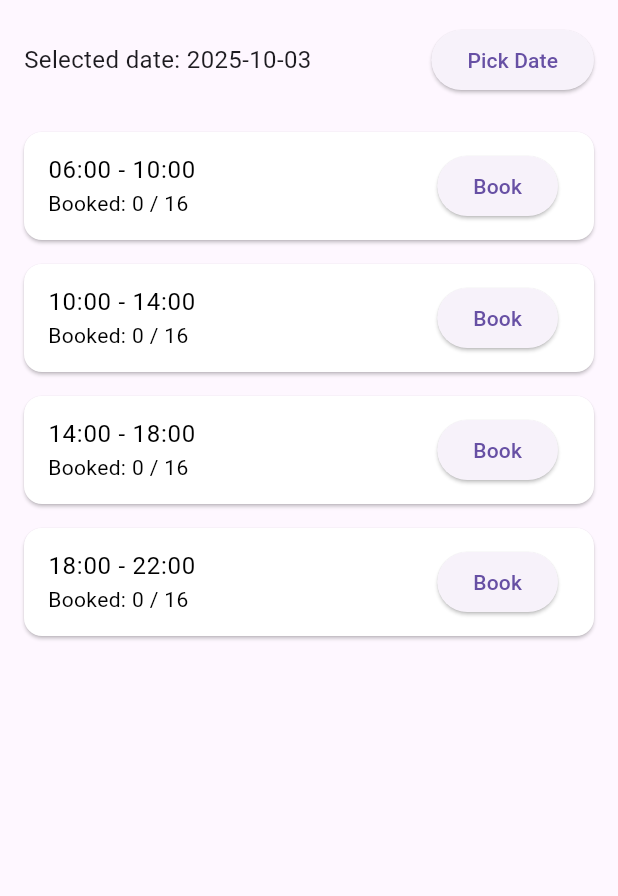
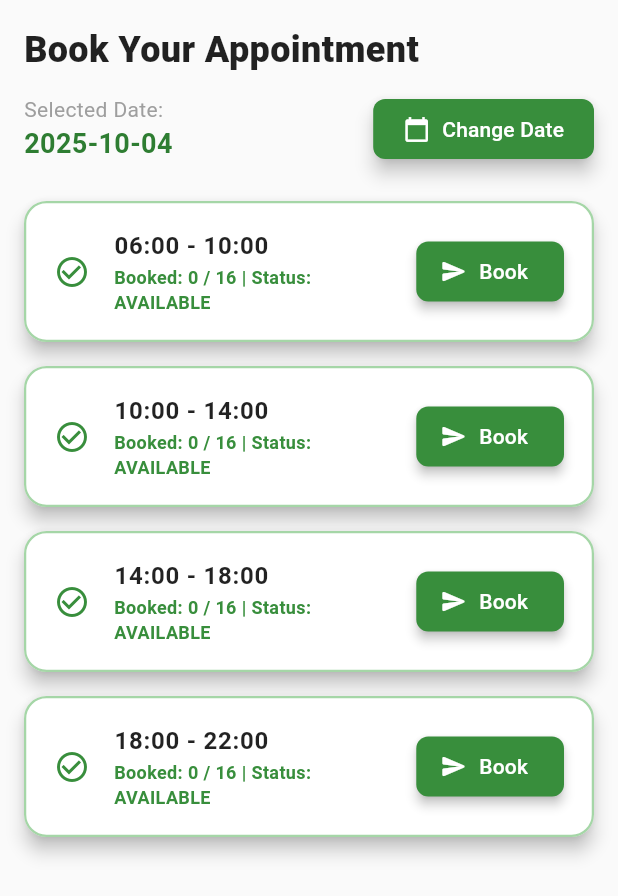
Before and after one commit to tcdctagoloan-png/tcdc-tagoloan, a Flutter app: the BookPage screen opened directly with empty values, on a phone screen of 412 x 824 dp. Shown: the top 896 px of the screen. Run offline on Flutter 3.47's test engine with Material 3 defaults, Android fonts, the light colour scheme and no system bars; our stand-ins replace cloud_firestore, firebase_auth, firebase_core, fl_chart, image_picker, printing and 2 more; accounts and stored records are empty.

Commit message:
webpage fixing!

```diff
--- a/lib/nurse/nurse_dashboard.dart
+++ b/lib/nurse/nurse_dashboard.dart
@@ -75,9 +75,12 @@ class _NurseDashboardState extends State<NurseDashboard> {
         .where('role', isEqualTo: 'patient')
         .get();
 
+    // Fetch appointments that are in the future or on the current day
+    DateTime startOfToday = DateTime(DateTime.now().year, DateTime.now().month, DateTime.now().day);
+
     final appointmentsSnapshot = await FirebaseFirestore.instance
         .collection('appointments')
-        .where('date', isGreaterThanOrEqualTo: DateTime.now())
+        .where('date', isGreaterThanOrEqualTo: startOfToday)
         .get();
 
     final allPatientIds = allPatientsSnapshot.docs.map((doc) => doc.id).toSet();
@@ -803,7 +806,9 @@ class _NurseDashboardState extends State<NurseDashboard> {
           ),
           Expanded(
             child: Container(
-              color: Colors.white,
+              // REMOVED CARD EFFECT: Match the background of the main content area
+              // to the Scaffold background (Colors.grey[100]).
+              color: Colors.grey[100],
               padding: const EdgeInsets.fromLTRB(28, 28, 28, 0),
               child: _pages[_currentIndex],
             ),
@@ -853,19 +858,25 @@ class _WebNavItem extends StatelessWidget {
                       color: Colors.white,
                       fontSize: 10,
                       fontWeight: FontWeight.bold),
+                  textAlign: TextAlign.center, // <-- CLOSING LINE
                 ),
               ),
             ),
         ],
       ),
-      title: Text(label,
-          style: TextStyle(
-            color: isSelected ? Colors.green : Colors.black54,
-            fontWeight: isSelected ? FontWeight.bold : FontWeight.normal,
-          )),
+      title: Text(
+        label,
+        style: TextStyle(
+          color: isSelected ? Colors.green : Colors.black87,
+          fontWeight: isSelected ? FontWeight.bold : FontWeight.w500,
+        ),
+      ),
       selected: isSelected,
-      selectedTileColor: Colors.green.withOpacity(0.1),
       onTap: () => onTap(index),
+      shape: RoundedRectangleBorder(
+        borderRadius: BorderRadius.circular(10),
+      ),
+      selectedTileColor: Colors.green.shade50,
     );
   }
 }
--- a/lib/patient/appointment_page.dart
+++ b/lib/patient/appointment_page.dart
@@ -45,8 +45,8 @@ class PatientAppointmentsPage extends StatelessWidget {
   bool _canCancel(DateTime appointmentDate) {
     final now = DateTime.now();
     // Allow cancellation if the appointment date is after today.
-    // In a real app, you might check if it's 24 hours in advance, but we'll use a simple day check here.
-    return appointmentDate.isAfter(now.subtract(const Duration(hours: 1)));
+    // We check if it is at least 1 hour in the future to allow for buffer.
+    return appointmentDate.isAfter(now.add(const Duration(hours: 1)));
   }
 
   @override
@@ -200,8 +200,9 @@ class _AppointmentList extends StatelessWidget {
 
             final appointmentDateTime = DateTime(date.year, date.month, date.day, _getSlotHour(slot));
 
+            // FIX: Changed _canCancel to canCancel to use the function passed via constructor.
             // Logic to determine if cancellation is possible
-            final canCancelAppointment = _canCancel(appointmentDateTime) && status != "cancelled" && status != "rejected";
+            final canCancelAppointment = canCancel(appointmentDateTime) && status != "cancelled" && status != "rejected";
 
             // Logic to determine if deletion (cleanup) is possible
             final canDelete = status == "cancelled" || appointmentDateTime.isBefore(DateTime.now());
@@ -327,6 +328,7 @@ class _AppointmentList extends StatelessWidget {
       ),
     );
     if (confirm == true) {
+      // Use the function passed in the constructor
       await cancelAppointment(appointmentId, nurseId, date, slot);
     }
   }
@@ -351,6 +353,7 @@ class _AppointmentList extends StatelessWidget {
       ),
     );
     if (confirm == true) {
+      // Use the function passed in the constructor
       await deleteAppointment(appointmentId, nurseId, date, slot);
     }
   }
--- a/lib/patient/book_page.dart
+++ b/lib/patient/book_page.dart
@@ -10,9 +10,10 @@ class BookPage extends StatefulWidget {
 }
 
 class _BookPageState extends State<BookPage> {
-  DateTime selectedDate = DateTime.now();
+  DateTime selectedDate = DateTime.now().add(const Duration(days: 1)); // Start with tomorrow's date
+  final int maxBeds = 16; // Maximum capacity of beds per time slot
 
-  final List<String> allSlots = [
+  final List<String> allSlots = const [
     "06:00 - 10:00",
     "10:00 - 14:00",
     "14:00 - 18:00",
@@ -23,8 +24,26 @@ class _BookPageState extends State<BookPage> {
     DateTime? picked = await showDatePicker(
       context: context,
       initialDate: selectedDate,
-      firstDate: DateTime.now(),
+      // User is only allowed to book appointments starting from tomorrow
+      firstDate: DateTime.now().add(const Duration(days: 1)),
       lastDate: DateTime.now().add(const Duration(days: 365)),
+      builder: (context, child) {
+        return Theme(
+          data: ThemeData.light().copyWith(
+            colorScheme: ColorScheme.light(
+              primary: Colors.green.shade700, // Header background color
+              onPrimary: Colors.white, // Header text color
+              onSurface: Colors.black87, // Body text color
+            ),
+            textButtonTheme: TextButtonThemeData(
+              style: TextButton.styleFrom(
+                foregroundColor: Colors.green.shade700, // Button text color
+              ),
+            ),
+          ),
+          child: child!,
+        );
+      },
     );
 
     if (picked != null && picked != selectedDate) {
@@ -45,6 +64,7 @@ class _BookPageState extends State<BookPage> {
           .get();
 
       if (existing.docs.isNotEmpty) {
+        if (!mounted) return;
         ScaffoldMessenger.of(context).showSnackBar(
           const SnackBar(content: Text('You already have an active booking')),
         );
@@ -76,10 +96,15 @@ class _BookPageState extends State<BookPage> {
         'createdAt': FieldValue.serverTimestamp(),
       });
 
+      if (!mounted) return;
       ScaffoldMessenger.of(context).showSnackBar(
-        SnackBar(content: Text('Successfully booked $slot')),
+        SnackBar(
+          content: Text('Successfully requested booking for $slot'),
+          backgroundColor: Colors.green,
+        ),
       );
     } catch (e) {
+      if (!mounted) return;
       ScaffoldMessenger.of(context).showSnackBar(
         SnackBar(content: Text('Error booking slot: $e')),
       );
@@ -95,188 +120,60 @@ class _BookPageState extends State<BookPage> {
     DateTime onlyDate =
     DateTime(selectedDate.year, selectedDate.month, selectedDate.day);
 
-    if (!_isWideScreen(context)) {
-      // === MOBILE VERSION ===
-      return Scaffold(
-        body: SafeArea(
+    final isWideScreen = _isWideScreen(context);
+
+    // Common Widget for the Header (Date Selection)
+    Widget dateHeader = Padding(
+      padding: EdgeInsets.symmetric(horizontal: isWideScreen ? 0 : 16.0, vertical: 16.0),
       child: Column(
+        crossAxisAlignment: CrossAxisAlignment.start,
         children: [
+          // Primary Title: "Book Your Appointment"
           Padding(
-                padding: const EdgeInsets.all(16.0),
-                child: Row(
+            padding: const EdgeInsets.only(bottom: 12.0),
+            child: Text(
+              "Book Your Appointment",
+              style: TextStyle(
+                fontSize: isWideScreen ? 28 : 24,
+                fontWeight: FontWeight.w900,
+                color: Colors.black87,
+              ),
+            ),
+          ),
+          Row(
             mainAxisAlignment: MainAxisAlignment.spaceBetween,
             children: [
+              Column(
+                crossAxisAlignment: CrossAxisAlignment.start,
+                children: [
+                  const Text("Selected Date:", style: TextStyle(fontSize: 14, color: Colors.grey)),
                   Text(
-                      "Selected date: ${selectedDate.toLocal().toString().split(' ')[0]}",
-                      style: const TextStyle(fontSize: 16),
-                    ),
-                    ElevatedButton(
-                      onPressed: _selectDate,
-                      child: const Text("Pick Date"),
+                    selectedDate.toLocal().toString().split(' ')[0],
+                    style: TextStyle(fontSize: isWideScreen ? 24 : 18, fontWeight: FontWeight.bold, color: Colors.green.shade800),
                   ),
                 ],
               ),
+              ElevatedButton.icon(
+                style: ElevatedButton.styleFrom(
+                  backgroundColor: Colors.green.shade700,
+                  foregroundColor: Colors.white,
+                  padding: const EdgeInsets.symmetric(horizontal: 20, vertical: 10),
+                  shape: RoundedRectangleBorder(borderRadius: BorderRadius.circular(8)),
+                  elevation: 5,
                 ),
-              Expanded(
-                // 1. Stream for Admin Session Disablement
-                child: StreamBuilder<QuerySnapshot>(
-                  stream: FirebaseFirestore.instance
-                      .collection('session')
-                  // Filter sessions for the selected date only
-                      .where('sessionDate', isEqualTo: Timestamp.fromDate(onlyDate))
-                      .snapshots(),
-                  builder: (context, sessionSnap) {
-                    if (sessionSnap.connectionState == ConnectionState.waiting) {
-                      return const Center(child: CircularProgressIndicator());
-                    }
-
-                    Map<String, bool> enabledMap =
-                    {for (var s in allSlots) s: true};
-
-                    // Check which slots the admin has explicitly disabled
-                    for (var doc in sessionSnap.data?.docs ?? []) {
-                      String slot = doc['slot'];
-                      bool enabled = doc['isActive'] ?? true;
-                      enabledMap[slot] = enabled;
-                    }
-
-                    // 2. Stream for Appointments Count
-                    return StreamBuilder<QuerySnapshot>(
-                      stream: FirebaseFirestore.instance
-                          .collection('appointments')
-                      // Filter appointments by date range (start of day to end of day)
-                          .where(
-                        'date',
-                        isGreaterThanOrEqualTo: Timestamp.fromDate(onlyDate),
-                      )
-                          .where(
-                        'date',
-                        isLessThan: Timestamp.fromDate(
-                          onlyDate.add(const Duration(days: 1)),
-                        ),
-                      )
-                      // Only count active appointments
-                          .where('status',
-                          whereIn: ['pending', 'approved', 'rescheduled'])
-                          .snapshots(),
-                      builder: (context, appSnap) {
-                        if (appSnap.connectionState ==
-                            ConnectionState.waiting) {
-                          return const Center(child: CircularProgressIndicator());
-                        }
-
-                        // Initialize counts for all slots
-                        Map<String, int> slotCounts =
-                        {for (var s in allSlots) s: 0};
-
-                        // Count active appointments per slot
-                        for (var doc in appSnap.data?.docs ?? []) {
-                          String bookedSlot = doc['slot'];
-                          if (slotCounts.containsKey(bookedSlot)) {
-                            slotCounts[bookedSlot] = slotCounts[bookedSlot]! + 1;
-                          }
-                        }
-
-                        return ListView.builder(
-                          itemCount: allSlots.length,
-                          itemBuilder: (context, index) {
-                            String slot = allSlots[index];
-                            int bookedCount = slotCounts[slot] ?? 0;
-
-                            // Check availability based on 16 bed limit
-                            bool slotFull = bookedCount >= 16;
-                            // Check availability based on Admin control
-                            bool adminDisabled = !(enabledMap[slot] ?? true);
-                            bool isAvailable = !slotFull && !adminDisabled;
-
-                            String tooltipMsg = '';
-                            if (slotFull) tooltipMsg = 'Slot is full';
-                            if (adminDisabled) tooltipMsg =
-                            'Slot disabled by admin';
-
-                            return Card(
-                              margin: const EdgeInsets.symmetric(
-                                  vertical: 8, horizontal: 16),
-                              color: isAvailable
-                                  ? Colors.white
-                                  : Colors.grey.shade300,
-                              child: ListTile(
-                                title: Text(
-                                  slot,
-                                  style: TextStyle(
-                                    color: isAvailable
-                                        ? Colors.black
-                                        : Colors.grey.shade600,
-                                  ),
-                                ),
-                                subtitle: Text(
-                                  "Booked: $bookedCount / 16",
-                                  style: TextStyle(
-                                    color: slotFull ? Colors.red : Colors.black,
-                                  ),
-                                ),
-                                trailing: isAvailable
-                                    ? ElevatedButton(
-                                  onPressed: () => _bookSlot(slot),
-                                  child: const Text("Book"),
-                                )
-                                    : Tooltip(
-                                  message: tooltipMsg,
-                                  child: Text(
-                                    "Unavailable",
-                                    style: TextStyle(
-                                        color: Colors.red,
-                                        fontWeight: FontWeight.bold),
-                                  ),
-                                ),
-                              ),
-                            );
-                          },
-                        );
-                      },
-                    );
-                  },
-                ),
+                onPressed: _selectDate,
+                icon: const Icon(Icons.calendar_today, size: 18),
+                label: const Text("Change Date"),
               ),
             ],
           ),
+        ],
       ),
     );
-    }
 
-    // === WEB VERSION ===
-    return Scaffold(
-      body: Container(
-        padding: const EdgeInsets.all(24),
-        decoration: const BoxDecoration(
-          gradient: LinearGradient(
-            colors: [Colors.white, Colors.greenAccent],
-            begin: Alignment.topLeft,
-            end: Alignment.bottomRight,
-          ),
-        ),
-        child: Column(
-          children: [
-            Padding(
-              padding: const EdgeInsets.all(16.0),
-              child: Row(
-                mainAxisAlignment: MainAxisAlignment.spaceBetween,
-                children: [
-                  Text(
-                    "Selected date: ${selectedDate.toLocal().toString().split(' ')[0]}",
-                    style: const TextStyle(fontSize: 20, fontWeight: FontWeight.bold),
-                  ),
-                  ElevatedButton(
-                    style: ElevatedButton.styleFrom(
-                      backgroundColor: Colors.green.shade700,
-                    ),
-                    onPressed: _selectDate,
-                    child: const Text("Pick Date"),
-                  ),
-                ],
-              ),
-            ),
-            Expanded(
+
+    // Common StreamBuilder Logic for Slot List
+    Widget slotList = Expanded(
       child: StreamBuilder<QuerySnapshot>(
         // 1. Stream for Admin Session Disablement
         stream: FirebaseFirestore.instance
@@ -285,11 +182,12 @@ class _BookPageState extends State<BookPage> {
             .snapshots(),
         builder: (context, sessionSnap) {
           if (sessionSnap.connectionState == ConnectionState.waiting) {
-                    return const Center(child: CircularProgressIndicator());
+            return const Center(child: CircularProgressIndicator(color: Colors.green));
           }
 
           Map<String, bool> enabledMap = {for (var s in allSlots) s: true};
 
+          // Check which slots the admin has explicitly disabled
           for (var doc in sessionSnap.data?.docs ?? []) {
             String slot = doc['slot'];
             bool enabled = doc['isActive'] ?? true;
@@ -314,12 +212,16 @@ class _BookPageState extends State<BookPage> {
                 whereIn: ['pending', 'approved', 'rescheduled'])
                 .snapshots(),
             builder: (context, appSnap) {
-                      if (appSnap.connectionState == ConnectionState.waiting) {
-                        return const Center(child: CircularProgressIndicator());
+              if (appSnap.connectionState ==
+                  ConnectionState.waiting) {
+                return const Center(child: CircularProgressIndicator(color: Colors.green));
               }
 
-                      Map<String, int> slotCounts = {for (var s in allSlots) s: 0};
+              // Initialize counts for all slots
+              Map<String, int> slotCounts =
+              {for (var s in allSlots) s: 0};
 
+              // Count active appointments per slot (LOGIC RETAINED)
               for (var doc in appSnap.data?.docs ?? []) {
                 String bookedSlot = doc['slot'];
                 if (slotCounts.containsKey(bookedSlot)) {
@@ -328,57 +230,86 @@ class _BookPageState extends State<BookPage> {
               }
 
               return ListView.builder(
+                padding: isWideScreen ? const EdgeInsets.all(16) : const EdgeInsets.symmetric(horizontal: 8),
                 itemCount: allSlots.length,
                 itemBuilder: (context, index) {
                   String slot = allSlots[index];
                   int bookedCount = slotCounts[slot] ?? 0;
 
-                          bool slotFull = bookedCount >= 16;
+                  // Check availability based on 16 bed limit (LOGIC RETAINED)
+                  bool slotFull = bookedCount >= maxBeds;
+                  // Check availability based on Admin control (LOGIC RETAINED)
                   bool adminDisabled = !(enabledMap[slot] ?? true);
                   bool isAvailable = !slotFull && !adminDisabled;
 
-                          String tooltipMsg = '';
-                          if (slotFull) tooltipMsg = 'Slot is full';
-                          if (adminDisabled) tooltipMsg = 'Slot disabled by admin';
+                  String statusText = '';
+                  Color statusColor = Colors.grey.shade500;
+                  Color cardColor = Colors.white;
+
+                  if (slotFull) {
+                    statusText = 'FULL';
+                    statusColor = Colors.red.shade700;
+                    cardColor = Colors.red.shade50;
+                  } else if (adminDisabled) {
+                    statusText = 'CLOSED';
+                    statusColor = Colors.orange.shade700;
+                    cardColor = Colors.orange.shade50;
+                  } else {
+                    statusText = 'AVAILABLE';
+                    statusColor = Colors.green.shade700;
+                    cardColor = Colors.white;
+                  }
+
 
                   return Card(
-                            margin: const EdgeInsets.symmetric(
-                                vertical: 8, horizontal: 16),
-                            elevation: 4,
+                    margin: const EdgeInsets.symmetric(vertical: 8, horizontal: 8),
+                    elevation: isAvailable ? 5 : 2,
                     shape: RoundedRectangleBorder(
-                                borderRadius: BorderRadius.circular(12)),
+                        borderRadius: BorderRadius.circular(15),
+                        side: BorderSide(color: isAvailable ? Colors.green.shade200 : cardColor, width: 1.5)
+                    ),
+                    color: cardColor,
                     child: ListTile(
+                      contentPadding: const EdgeInsets.symmetric(vertical: 10, horizontal: 20),
+                      leading: Icon(
+                        isAvailable ? Icons.check_circle_outline : Icons.event_busy,
+                        color: statusColor,
+                        size: isWideScreen ? 30 : 24,
+                      ),
                       title: Text(
                         slot,
                         style: TextStyle(
-                                  fontSize: 18,
-                                  color: isAvailable
-                                      ? Colors.black
-                                      : Colors.grey.shade600,
+                          fontSize: isWideScreen ? 20 : 16,
+                          fontWeight: FontWeight.bold,
+                          color: Colors.black87,
                         ),
                       ),
                       subtitle: Text(
-                                "Booked: $bookedCount / 16",
+                        "Booked: $bookedCount / $maxBeds | Status: $statusText",
                         style: TextStyle(
-                                  fontSize: 14,
-                                  color: slotFull ? Colors.red : Colors.black,
+                          fontSize: isWideScreen ? 14 : 12,
+                          color: statusColor,
+                          fontWeight: FontWeight.w600,
                         ),
                       ),
                       trailing: isAvailable
-                                  ? ElevatedButton(
+                          ? ElevatedButton.icon(
                         style: ElevatedButton.styleFrom(
                           backgroundColor: Colors.green.shade700,
+                          foregroundColor: Colors.white,
+                          shape: RoundedRectangleBorder(borderRadius: BorderRadius.circular(8)),
+                          elevation: 3,
                         ),
                         onPressed: () => _bookSlot(slot),
-                                child: const Text("Book"),
+                        icon: const Icon(Icons.send_rounded, size: 18),
+                        label: const Text("Book"),
                       )
                           : Tooltip(
-                                message: tooltipMsg,
-                                child: Text(
-                                  "Unavailable",
-                                  style: TextStyle(
-                                      color: Colors.red,
-                                      fontWeight: FontWeight.bold),
+                        message: statusText,
+                        child: Icon(
+                          adminDisabled ? Icons.admin_panel_settings : Icons.block,
+                          color: statusColor,
+                          size: isWideScreen ? 30 : 24,
                         ),
                       ),
                     ),
@@ -389,10 +320,45 @@ class _BookPageState extends State<BookPage> {
           );
         },
       ),
-            ),
+    );
+
+
+    if (!isWideScreen) {
+      // === MOBILE VERSION (Improved UI) ===
+      return Scaffold(
+        backgroundColor: Colors.grey.shade50,
+        body: SafeArea(
+          child: Column(
+            children: [
+              dateHeader,
+              slotList,
             ],
           ),
         ),
       );
     }
+
+    // === WEB VERSION (Improved UI) ===
+    return Scaffold(
+      backgroundColor: Colors.grey.shade100, // Subtle background
+      body: Center(
+        child: ConstrainedBox(
+          constraints: const BoxConstraints(maxWidth: 800),
+          child: Card(
+            elevation: 10,
+            shape: RoundedRectangleBorder(borderRadius: BorderRadius.circular(16)),
+            child: Padding(
+              padding: const EdgeInsets.all(24.0),
+              child: Column(
+                children: [
+                  dateHeader,
+                  slotList,
+                ],
+              ),
+            ),
+          ),
+        ),
+      ),
+    );
   }
+}
```
Lines whose indentation alone changed are shown as unchanged.
